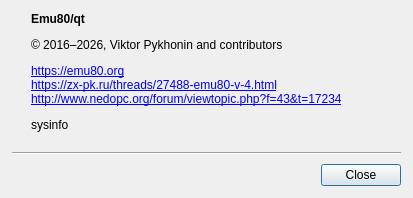
Before: the Qt Designer form src/qt/qtAboutDialog.ui in vpyk/emu80v4, drawn with Qt 5.
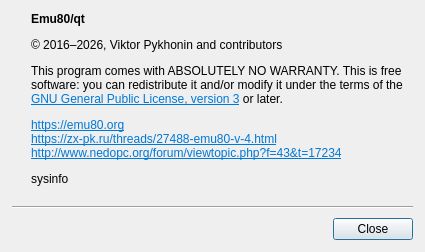
After: the same form once the commit is applied. Icons and pictures are not drawn.

Commit message: Update legal notices in About dialog

Diff of the .ui file:
```diff
--- a/src/qt/qtAboutDialog.ui
+++ b/src/qt/qtAboutDialog.ui
@@ -6,8 +6,8 @@
    <rect>
     <x>0</x>
     <y>0</y>
-    <width>413</width>
-    <height>198</height>
+    <width>425</width>
+    <height>252</height>
    </rect>
   </property>
   <property name="sizePolicy">
@@ -89,6 +89,16 @@
          </property>
         </widget>
        </item>
+       <item>
+        <widget class="QLabel" name="label_4">
+         <property name="text">
+          <string notr="true">&lt;html&gt;&lt;head/&gt;&lt;body&gt;&lt;p&gt;This program comes with ABSOLUTELY NO WARRANTY. This is free software: you can redistribute it and/or modify it under the terms of the &lt;a href=&quot;https://www.gnu.org/licenses/gpl-3.0&quot;&gt;&lt;span style=&quot; text-decoration: underline; color:#0078d7;&quot;&gt;GNU General Public License, version 3&lt;/span&gt;&lt;/a&gt; or later.&lt;/p&gt;&lt;/body&gt;&lt;/html&gt;</string>
+         </property>
+         <property name="wordWrap">
+          <bool>true</bool>
+         </property>
+        </widget>
+       </item>
        <item>
         <widget class="QLabel" name="label_3">
          <property name="sizePolicy">
@@ -101,7 +111,7 @@
           <string notr="true"/>
          </property>
          <property name="text">
-          <string notr="true">&lt;html&gt;&lt;head/&gt;&lt;body&gt;&lt;p&gt;&lt;a href=&quot;https://emu80.org&quot;&gt;&lt;span style=&quot; text-decoration: underline; color:#0000ff;&quot;&gt;https://emu80.org&lt;/span&gt;&lt;/a&gt;&lt;br/&gt;&lt;a href=&quot;https://zx-pk.ru/threads/27488-emu80-v-4.html&quot;&gt;&lt;span style=&quot; text-decoration: underline; color:#0000ff;&quot;&gt;https://zx-pk.ru/threads/27488-emu80-v-4.html&lt;/span&gt;&lt;/a&gt;&lt;br/&gt;&lt;a href=&quot;http://www.nedopc.org/forum/viewtopic.php?f=43&amp;amp;t=17234&quot;&gt;&lt;span style=&quot; text-decoration: underline; color:#0000ff;&quot;&gt;http://www.nedopc.org/forum/viewtopic.php?f=43&amp;amp;t=17234&lt;/span&gt;&lt;/a&gt;&lt;/p&gt;&lt;/body&gt;&lt;/html&gt;</string>
+          <string notr="true">&lt;html&gt;&lt;head/&gt;&lt;body&gt;&lt;p&gt;&lt;a href=&quot;https://emu80.org&quot;&gt;&lt;span style=&quot; text-decoration: underline; color:#0078d7;&quot;&gt;https://emu80.org&lt;/span&gt;&lt;/a&gt;&lt;br/&gt;&lt;a href=&quot;https://zx-pk.ru/threads/27488-emu80-v-4.html&quot;&gt;&lt;span style=&quot; text-decoration: underline; color:#0078d7;&quot;&gt;https://zx-pk.ru/threads/27488-emu80-v-4.html&lt;/span&gt;&lt;/a&gt;&lt;br/&gt;&lt;a href=&quot;http://www.nedopc.org/forum/viewtopic.php?f=43&amp;amp;t=17234&quot;&gt;&lt;span style=&quot; text-decoration: underline; color:#0078d7;&quot;&gt;http://www.nedopc.org/forum/viewtopic.php?f=43&amp;amp;t=17234&lt;/span&gt;&lt;/a&gt;&lt;/p&gt;&lt;/body&gt;&lt;/html&gt;</string>
          </property>
          <property name="wordWrap">
           <bool>false</bool>
```
